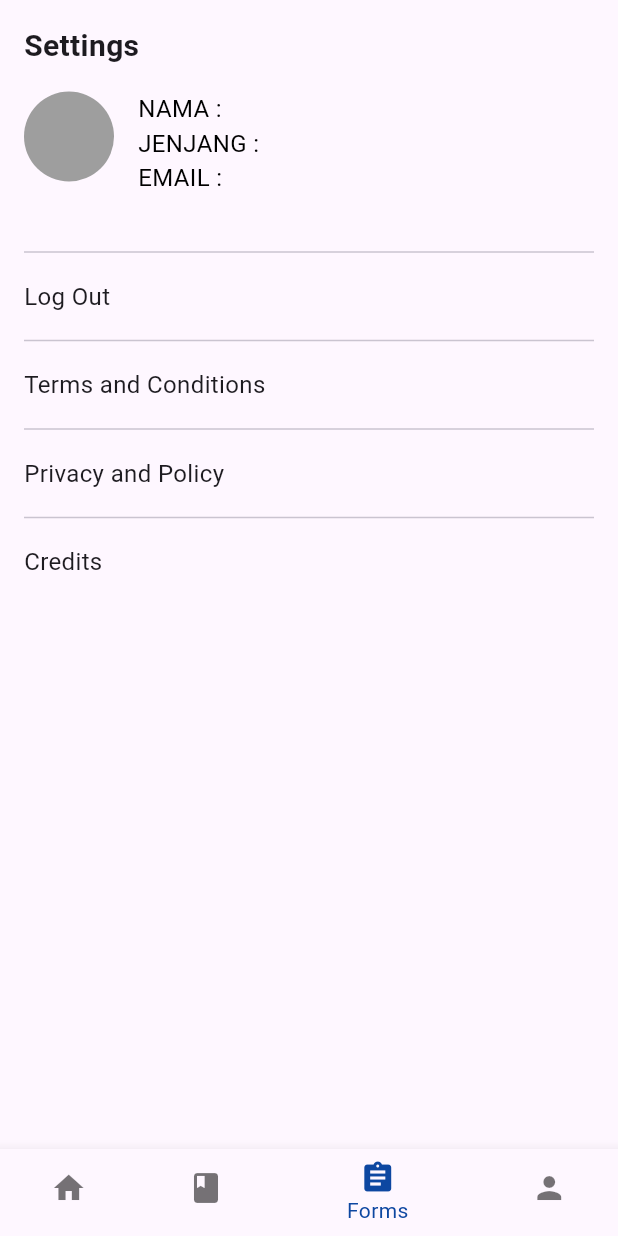
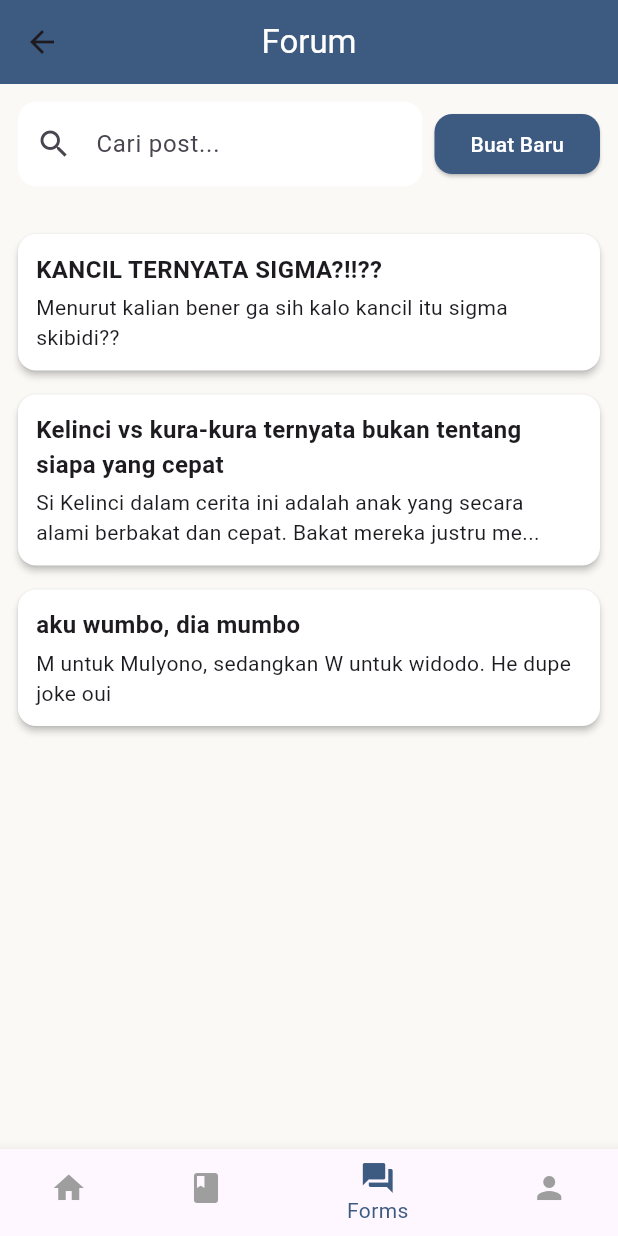
Before and after one commit to ReymonthaTarigan/PPL2-Edusign, a Flutter app: the ProfilePage screen opened directly, item 3 of the bottom bar chosen, on a phone screen of 412 x 824 dp. Run offline on Flutter 3.47's test engine with Material 3 defaults, Android fonts, the phone set to English and light mode, and no system bars; our stand-ins replace cloud_firestore, firebase_auth, firebase_core, image_picker, video_player, youtube_player_iframe; missing offline and left inert: youtube_explode_dart; accounts and stored records are empty.

Commit message:
Forum 1st commit.  di pubspec.yaml bagian dependencies tambahin  'image_picker: ^1.0.5'

```diff
--- /dev/null
+++ b/lib/forum.dart
@@ -0,0 +1,283 @@
+import 'dart:io';
+import 'package:flutter/material.dart';
+import 'package:image_picker/image_picker.dart';
+import 'homepage.dart';
+import 'setting.dart';
+import 'forum_detail.dart';
+
+class ForumPage extends StatefulWidget {
+  const ForumPage({super.key});
+
+  @override
+  State<ForumPage> createState() => _ForumPageState();
+}
+
+class _ForumPageState extends State<ForumPage> {
+  bool isCreating = false;
+  final TextEditingController _searchController = TextEditingController();
+  final TextEditingController _titleController = TextEditingController();
+  final TextEditingController _messageController = TextEditingController();
+  File? _selectedImage;
+
+  final List<Map<String, dynamic>> _posts = [
+    {
+      "title": "KANCIL TERNYATA SIGMA?!!??",
+      "message": "Menurut kalian bener ga sih kalo kancil itu sigma skibidi??",
+      "image": null
+    },
+    {
+      "title": "Kelinci vs kura-kura ternyata bukan tentang siapa yang cepat",
+      "message":
+          "Si Kelinci dalam cerita ini adalah anak yang secara alami berbakat dan cepat. Bakat mereka justru menjadi kutukan karena ekspektasi orang tua menjadi jauh lebih tinggi. Mereka dipaksa berlari tanpa henti dengan dalih \"memaksimalkan potensi\" dan \"demi kesuksesan\".",
+      "image": null
+    },
+    {
+      "title": "aku wumbo, dia mumbo",
+      "message": "M untuk Mulyono, sedangkan W untuk widodo. He dupe joke oui",
+      "image": null
+    },
+  ];
+
+  Future<void> pickImage() async {
+    final picker = ImagePicker();
+    final picked = await picker.pickImage(source: ImageSource.gallery);
+    if (picked != null) {
+      setState(() {
+        _selectedImage = File(picked.path);
+      });
+    }
+  }
+
+  void postForum() {
+    String title = _titleController.text.trim();
+    String message = _messageController.text.trim();
+
+    if (title.length > 67) {
+      ScaffoldMessenger.of(context).showSnackBar(
+        const SnackBar(content: Text("Judul tidak boleh lebih dari 67 karakter")),
+      );
+      return;
+    }
+
+    if (title.isNotEmpty && message.isNotEmpty) {
+      setState(() {
+        _posts.insert(0, {
+          "title": title,
+          "message": message,
+          "image": _selectedImage,
+        });
+        _titleController.clear();
+        _messageController.clear();
+        _selectedImage = null;
+        isCreating = false;
+      });
+    }
+  }
+
+  int _selectedIndex = 2;
+
+  void _onItemTapped(int index) {
+    setState(() => _selectedIndex = index);
+    if (index == 0) {
+      Navigator.pushReplacement(
+          context, MaterialPageRoute(builder: (_) => const HomePage()));
+    } else if (index == 3) {
+      Navigator.pushReplacement(
+          context, MaterialPageRoute(builder: (_) => const ProfilePage()));
+    }
+  }
+
+  @override
+  Widget build(BuildContext context) {
+    return Scaffold(
+      backgroundColor: const Color(0xFFFAF9F6),
+      appBar: AppBar(
+        backgroundColor: const Color(0xFF3D5A80),
+        title: const Text("Forum", style: TextStyle(color: Colors.white)),
+        centerTitle: true,
+      ),
+      body: Column(
+        children: [
+          Padding(
+            padding: const EdgeInsets.all(12),
+            child: Row(
+              children: [
+                Expanded(
+                  child: TextField(
+                    controller: _searchController,
+                    decoration: InputDecoration(
+                      prefixIcon: const Icon(Icons.search),
+                      hintText: "Cari post...",
+                      filled: true,
+                      fillColor: Colors.white,
+                      border: OutlineInputBorder(
+                        borderRadius: BorderRadius.circular(12),
+                        borderSide: BorderSide.none,
+                      ),
+                    ),
+                  ),
+                ),
+                const SizedBox(width: 8),
+                ElevatedButton(
+                  onPressed: () => setState(() => isCreating = !isCreating),
+                  style: ElevatedButton.styleFrom(
+                    backgroundColor: const Color(0xFF3D5A80),
+                    shape: RoundedRectangleBorder(
+                      borderRadius: BorderRadius.circular(12),
+                    ),
+                  ),
+                  child: Text(
+                    isCreating ? "Batal" : "Buat Baru",
+                    style: const TextStyle(color: Colors.white),
+                  ),
+                ),
+              ],
+            ),
+          ),
+
+          if (isCreating)
+            AnimatedContainer(
+              duration: const Duration(milliseconds: 300),
+              curve: Curves.easeInOut,
+              padding: const EdgeInsets.symmetric(horizontal: 16),
+              child: Column(
+                children: [
+                  TextField(
+                    controller: _titleController,
+                    maxLength: 67,
+                    decoration: const InputDecoration(
+                      labelText: "Judul / Topik (maks. 67 karakter)",
+                      border: OutlineInputBorder(),
+                      counterText: "",
+                    ),
+                  ),
+                  const SizedBox(height: 8),
+                  TextField(
+                    controller: _messageController,
+                    maxLines: 3,
+                    decoration: const InputDecoration(
+                      labelText: "Isi pesan...",
+                      border: OutlineInputBorder(),
+                    ),
+                  ),
+                  const SizedBox(height: 8),
+                  Row(
+                    children: [
+                      ElevatedButton.icon(
+                        onPressed: pickImage,
+                        icon: const Icon(Icons.image_outlined),
+                        label: const Text("Tambah Gambar"),
+                        style: ElevatedButton.styleFrom(
+                          backgroundColor: const Color(0xFF98C1D9),
+                          foregroundColor: Colors.white,
+                        ),
+                      ),
+                      const SizedBox(width: 10),
+                      if (_selectedImage != null)
+                        Expanded(
+                          child: Image.file(
+                            _selectedImage!,
+                            height: 60,
+                            fit: BoxFit.cover,
+                          ),
+                        ),
+                    ],
+                  ),
+                  const SizedBox(height: 10),
+                  Align(
+                    alignment: Alignment.centerRight,
+                    child: ElevatedButton(
+                      onPressed: postForum,
+                      style: ElevatedButton.styleFrom(
+                        backgroundColor: const Color(0xFF3D5A80),
+                        shape: RoundedRectangleBorder(
+                          borderRadius: BorderRadius.circular(12),
+                        ),
+                      ),
+                      child: const Text("Post",
+                          style: TextStyle(color: Colors.white)),
+                    ),
+                  ),
+                  const Divider(thickness: 1),
+                ],
+              ),
+            ),
+
+          Expanded(
+            child: ListView.builder(
+              padding: const EdgeInsets.all(12),
+              itemCount: _posts.length,
+              itemBuilder: (context, index) {
+                final post = _posts[index];
+                String message = post["message"];
+                bool isLong = message.length > 100;
+                String displayText =
+                    isLong ? "${message.substring(0, 100)}..." : message;
+
+                return InkWell(
+                  onTap: () {
+                    Navigator.push(
+                      context,
+                      MaterialPageRoute(
+                        builder: (_) => ForumDetailPage(
+                          title: post["title"],
+                          message: post["message"],
+                          image: post["image"],
+                        ),
+                      ),
+                    );
+                  },
+                  child: Card(
+                    color: Colors.white,
+                    elevation: 2,
+                    shape: RoundedRectangleBorder(
+                        borderRadius: BorderRadius.circular(12)),
+                    margin: const EdgeInsets.symmetric(vertical: 8),
+                    child: Padding(
+                      padding: const EdgeInsets.all(12),
+                      child: Column(
+                        crossAxisAlignment: CrossAxisAlignment.start,
+                        children: [
+                          Text(
+                            post["title"],
+                            style: const TextStyle(
+                                fontSize: 16, fontWeight: FontWeight.bold),
+                            maxLines: 2,
+                            overflow: TextOverflow.ellipsis,
+                          ),
+                          const SizedBox(height: 4),
+                          Text(displayText),
+                          if (post["image"] != null) ...[
+                            const SizedBox(height: 8),
+                            ClipRRect(
+                              borderRadius: BorderRadius.circular(8),
+                              child: Image.file(post["image"],
+                                  height: 150, fit: BoxFit.cover),
+                            ),
+                          ],
+                        ],
+                      ),
+                    ),
+                  ),
+                );
+              },
+            ),
+          ),
+        ],
+      ),
+
+      bottomNavigationBar: BottomNavigationBar(
+        currentIndex: _selectedIndex,
+        selectedItemColor: const Color(0xFF3D5A80),
+        unselectedItemColor: Colors.grey,
+        onTap: _onItemTapped,
+        items: const [
+          BottomNavigationBarItem(icon: Icon(Icons.home), label: "Home"),
+          BottomNavigationBarItem(icon: Icon(Icons.book), label: "Subject"),
+          BottomNavigationBarItem(icon: Icon(Icons.forum), label: "Forms"),
+          BottomNavigationBarItem(icon: Icon(Icons.person), label: "Profile"),
+        ],
+      ),
+    );
+  }
+}
--- a/lib/setting.dart
+++ b/lib/setting.dart
@@ -3,9 +3,7 @@ import 'package:edu_sign/frontpage.dart';
 import 'package:firebase_auth/firebase_auth.dart';
 import 'package:flutter/material.dart';
 import 'homepage.dart';
-// import 'subject.dart';
-// import 'forms.dart';
-
+import 'forum.dart';
 
 class ProfilePage extends StatefulWidget {
   const ProfilePage({super.key});
@@ -81,16 +79,11 @@ class _ProfilePageState extends State<ProfilePage> {
         context,
         MaterialPageRoute(builder: (context) => const HomePage()),
       );
-    // } else if (index == 1) {
-    //   Navigator.pushReplacement(
-    //     context,
-    //     MaterialPageRoute(builder: (context) => const SubjectPage()),
-    //   );
-    // } else if (index == 2) {
-    //   Navigator.pushReplacement(
-    //     context,
-    //     MaterialPageRoute(builder: (context) => const FormsPage()),
-    //   );
+    } else if (index == 2) {
+      Navigator.pushReplacement(
+        context,
+        MaterialPageRoute(builder: (context) => const ForumPage()), // ⬅️ Navigasi ke Forum
+      );
     }
   }
 
@@ -159,7 +152,7 @@ class _ProfilePageState extends State<ProfilePage> {
         items: const [
           BottomNavigationBarItem(icon: Icon(Icons.home), label: 'Home'),
           BottomNavigationBarItem(icon: Icon(Icons.book), label: 'Subject'),
-          BottomNavigationBarItem(icon: Icon(Icons.assignment), label: 'Forms'),
+          BottomNavigationBarItem(icon: Icon(Icons.forum), label: 'Forum'),
           BottomNavigationBarItem(icon: Icon(Icons.person), label: 'Profile'),
         ],
       ),
```
Also changed, not shown: lib/forum_detail.dart (added, +206 -0 lines), lib/homepage.dart (+9 -3 lines). Lines whose indentation alone changed are shown as unchanged.
